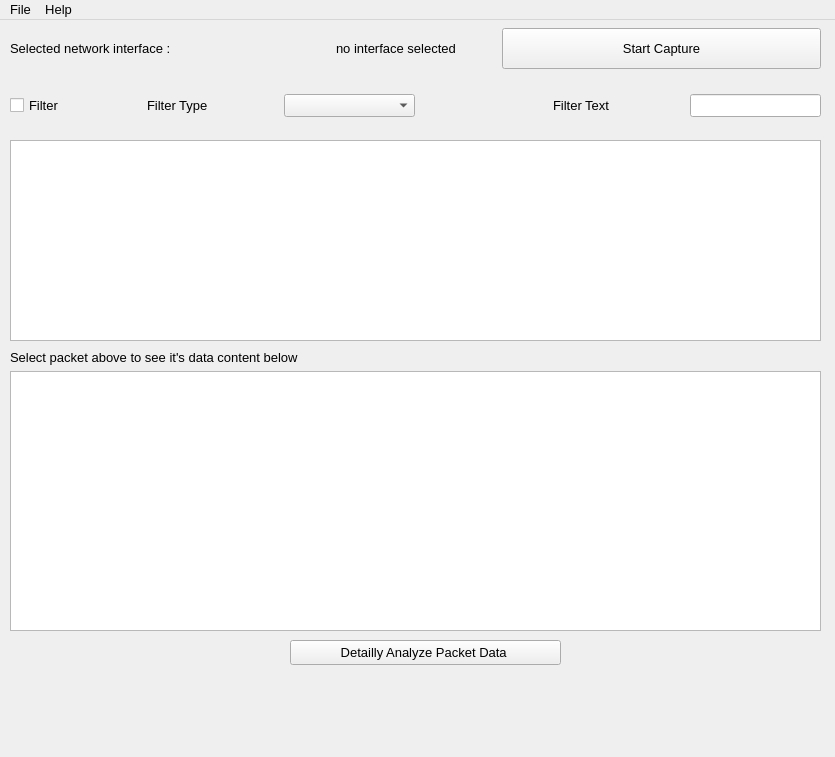
Above: mainwindow.ui from thehilmisu/qt-networkanalyzer before the change. Below: the same form after it.
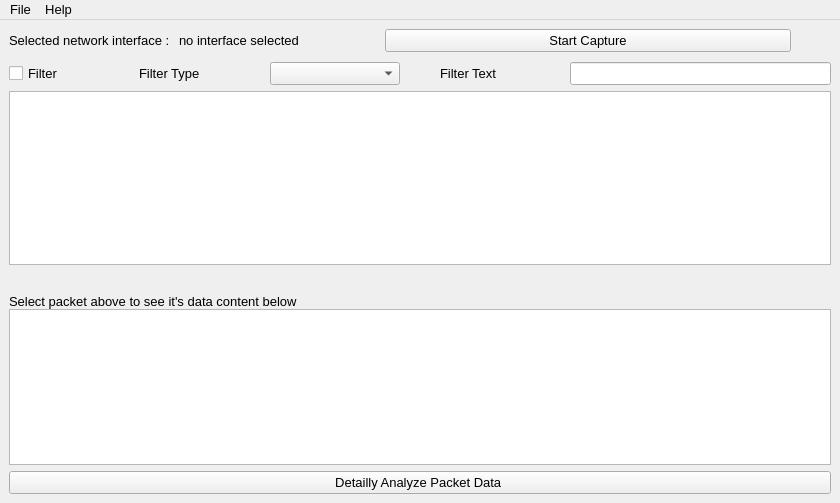
That is the form after the change.

```diff
--- a/mainwindow.ui
+++ b/mainwindow.ui
@@ -9,14 +9,14 @@
    <rect>
     <x>0</x>
     <y>0</y>
-    <width>835</width>
-    <height>757</height>
+    <width>840</width>
+    <height>503</height>
    </rect>
   </property>
   <property name="sizePolicy">
    <sizepolicy hsizetype="Expanding" vsizetype="Expanding">
-    <horstretch>5</horstretch>
-    <verstretch>5</verstretch>
+    <horstretch>0</horstretch>
+    <verstretch>0</verstretch>
    </sizepolicy>
   </property>
   <property name="font">
@@ -31,21 +31,23 @@
    <property name="sizePolicy">
     <sizepolicy hsizetype="Expanding" vsizetype="Expanding">
      <horstretch>0</horstretch>
-     <verstretch>5</verstretch>
+     <verstretch>0</verstretch>
     </sizepolicy>
    </property>
-   <widget class="QWidget" name="verticalLayoutWidget">
-    <property name="geometry">
-     <rect>
-      <x>10</x>
-      <y>8</y>
-      <width>811</width>
-      <height>41</height>
-     </rect>
-    </property>
+   <layout class="QVBoxLayout" name="verticalLayout_5">
+    <item>
     <layout class="QVBoxLayout" name="verticalLayout" stretch="0">
+      <property name="spacing">
+       <number>0</number>
+      </property>
+      <property name="sizeConstraint">
+       <enum>QLayout::SetFixedSize</enum>
+      </property>
      <item>
-      <layout class="QHBoxLayout" name="horizontalLayout" stretch="5,0,0,5">
+       <layout class="QHBoxLayout" name="horizontalLayout" stretch="0,0,0,0,0,0">
+        <property name="spacing">
+         <number>6</number>
+        </property>
        <item>
         <widget class="QLabel" name="label">
          <property name="sizePolicy">
@@ -73,7 +75,20 @@
         </widget>
        </item>
        <item>
-        <spacer name="horizontalSpacer_3">
+         <spacer name="horizontalSpacer_2">
+          <property name="orientation">
+           <enum>Qt::Horizontal</enum>
+          </property>
+          <property name="sizeHint" stdset="0">
+           <size>
+            <width>40</width>
+            <height>20</height>
+           </size>
+          </property>
+         </spacer>
+        </item>
+        <item>
+         <spacer name="horizontalSpacer">
          <property name="orientation">
           <enum>Qt::Horizontal</enum>
          </property>
@@ -89,8 +104,8 @@
         <widget class="QPushButton" name="btnStartCapture">
          <property name="sizePolicy">
           <sizepolicy hsizetype="Minimum" vsizetype="Expanding">
-           <horstretch>0</horstretch>
-           <verstretch>5</verstretch>
+            <horstretch>3</horstretch>
+            <verstretch>0</verstretch>
           </sizepolicy>
          </property>
          <property name="text">
@@ -98,25 +113,49 @@
          </property>
         </widget>
        </item>
+        <item>
+         <spacer name="horizontalSpacer_3">
+          <property name="orientation">
+           <enum>Qt::Horizontal</enum>
+          </property>
+          <property name="sizeHint" stdset="0">
+           <size>
+            <width>40</width>
+            <height>20</height>
+           </size>
+          </property>
+         </spacer>
+        </item>
       </layout>
      </item>
     </layout>
-   </widget>
-   <widget class="QWidget" name="verticalLayoutWidget_2">
-    <property name="geometry">
-     <rect>
-      <x>10</x>
-      <y>60</y>
-      <width>811</width>
-      <height>51</height>
-     </rect>
-    </property>
+    </item>
+    <item>
+     <spacer name="verticalSpacer">
+      <property name="orientation">
+       <enum>Qt::Vertical</enum>
+      </property>
+      <property name="sizeHint" stdset="0">
+       <size>
+        <width>20</width>
+        <height>40</height>
+       </size>
+      </property>
+     </spacer>
+    </item>
+    <item>
     <layout class="QVBoxLayout" name="verticalLayout_2" stretch="0">
+      <property name="spacing">
+       <number>0</number>
+      </property>
      <property name="topMargin">
       <number>0</number>
      </property>
      <item>
-      <layout class="QHBoxLayout" name="horizontalLayout_2" stretch="5,5,0,5,5,5">
+       <layout class="QHBoxLayout" name="horizontalLayout_2" stretch="0,0,0,0,0,0">
+        <property name="spacing">
+         <number>0</number>
+        </property>
        <item>
         <widget class="QCheckBox" name="filterCheckbox">
          <property name="sizePolicy">
@@ -192,32 +231,35 @@
       </layout>
      </item>
     </layout>
-   </widget>
-   <widget class="QWidget" name="verticalLayoutWidget_3">
-    <property name="geometry">
-     <rect>
-      <x>10</x>
-      <y>120</y>
-      <width>811</width>
-      <height>201</height>
-     </rect>
-    </property>
-    <layout class="QVBoxLayout" name="verticalLayout_3" stretch="0">
+    </item>
+    <item>
+     <layout class="QVBoxLayout" name="verticalLayout_3" stretch="0,0">
+      <property name="spacing">
+       <number>0</number>
+      </property>
      <item>
       <widget class="QTableWidget" name="monitoredPackets"/>
      </item>
-    </layout>
-   </widget>
-   <widget class="QWidget" name="verticalLayoutWidget_4">
-    <property name="geometry">
-     <rect>
-      <x>10</x>
-      <y>330</y>
-      <width>811</width>
-      <height>281</height>
-     </rect>
-    </property>
+      <item>
+       <spacer name="verticalSpacer_2">
+        <property name="orientation">
+         <enum>Qt::Vertical</enum>
+        </property>
+        <property name="sizeHint" stdset="0">
+         <size>
+          <width>20</width>
+          <height>40</height>
+         </size>
+        </property>
+       </spacer>
+      </item>
+     </layout>
+    </item>
+    <item>
     <layout class="QVBoxLayout" name="verticalLayout_4" stretch="0,0">
+      <property name="spacing">
+       <number>0</number>
+      </property>
      <item>
       <widget class="QLabel" name="label_2">
        <property name="text">
@@ -229,27 +271,22 @@
       <widget class="QTableWidget" name="tableWidget"/>
      </item>
     </layout>
-   </widget>
+    </item>
+    <item>
    <widget class="QPushButton" name="btnAnalyze">
-    <property name="geometry">
-     <rect>
-      <x>290</x>
-      <y>620</y>
-      <width>271</width>
-      <height>25</height>
-     </rect>
-    </property>
     <property name="text">
      <string>Detailly Analyze Packet Data </string>
     </property>
    </widget>
+    </item>
+   </layout>
   </widget>
   <widget class="QMenuBar" name="menubar">
    <property name="geometry">
     <rect>
      <x>0</x>
      <y>0</y>
-     <width>835</width>
+     <width>840</width>
      <height>20</height>
     </rect>
    </property>
```
Left out of the diff: 6 changed lines with no effect on the pictures. Lines whose indentation alone changed are shown as unchanged.
